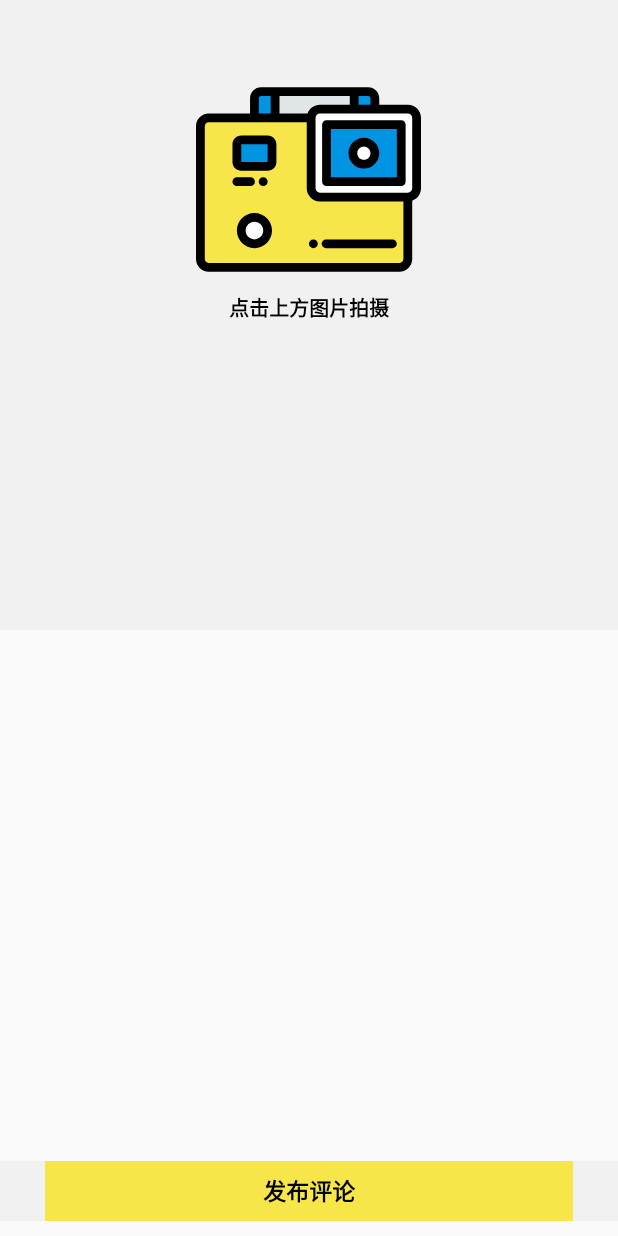
After one commit to WenSirWenSir/Yazhou, an Android app: the UserComment screen opened directly, with no data from a screen before it, on a phone screen of 412 x 824 dp. The commit adds this screen. Run offline under Robolectric (Android 15) with nearby library versions, the phone set to English and light mode, and no system bars; Roboto replaces fonts that are not available here.

Commit message:
update code in 2019-03-01

```diff
--- /dev/null
+++ b/app/src/main/java/com/zbyj/Yazhou/ConfigPageValue/CAMER.java
@@ -0,0 +1,5 @@
+package com.zbyj.Yazhou.ConfigPageValue;
+
+public class CAMER {
+    public static final int GET_ONSHOOT_DONE = 2;
+}
--- a/app/src/main/java/com/zbyj/Yazhou/MainAct.java
+++ b/app/src/main/java/com/zbyj/Yazhou/MainAct.java
@@ -28,6 +28,7 @@ import com.zbyj.Yazhou.ConfigPageValue.MAP;
 import com.zbyj.Yazhou.ConfigPageValue.USER_KEY_PAGE;
 import com.zbyj.Yazhou.ProgramAct.InputAddrAct;
 import com.zbyj.Yazhou.ProgramAct.UserAddHomeAddr;
+import com.zbyj.Yazhou.ProgramAct.UserComment;
 import com.zbyj.Yazhou.Utils.JsonEndata;
 import com.zbyj.Yazhou.Utils.NotificationUtils;
 
@@ -173,7 +174,17 @@ public class MainAct extends YazhouActivity implements ScrollViewListener {
              */
             ImageView check_homeaddr = view.findViewById(R.id.item_main_showuaddr_img);
             RelativeLayout btn_userexit = view.findViewById(R.id.item_main_showuaddr_userexit);
+            RelativeLayout btn_comment = view.findViewById(R.id.item_main_showuaddr_comment);
 
+            /**
+             * 用户查看早早点评
+             */
+            btn_comment.setOnClickListener(new View.OnClickListener() {
+                @Override
+                public void onClick(View v) {
+                    YaZhouStartActivity(UserComment.class,false);
+                }
+            });
             /**
              * 用户选择退出  就提示他是否真的要退出
              */
--- a/app/src/main/java/com/zbyj/Yazhou/ProgramAct/InputAddrAct.java
+++ b/app/src/main/java/com/zbyj/Yazhou/ProgramAct/InputAddrAct.java
@@ -103,7 +103,7 @@ public class InputAddrAct extends YazhouActivity {
                     LatLng latLng = new LatLng(bdLocation.getLatitude(), bdLocation.getLongitude());
                     MapStatusUpdate mapStatusUpdate = MapStatusUpdateFactory.newLatLng(latLng);
                     baiduMap.animateMapStatus(mapStatusUpdate);
-                    mapStatusUpdate = MapStatusUpdateFactory.zoomTo(19);
+                    mapStatusUpdate = MapStatusUpdateFactory.zoomTo(17);
                     baiduMap.animateMapStatus(mapStatusUpdate);
                     /**
                      * 定位成功 显示位置信息
--- /dev/null
+++ b/app/src/main/java/com/zbyj/Yazhou/ProgramAct/UserComment.java
@@ -0,0 +1,53 @@
+package com.zbyj.Yazhou.ProgramAct;
+
+import android.annotation.SuppressLint;
+import android.content.Context;
+import android.content.Intent;
+import android.os.Bundle;
+import android.provider.MediaStore;
+import android.view.View;
+import android.widget.ImageView;
+
+import com.zbyj.Yazhou.ConfigPageValue.CAMER;
+import com.zbyj.Yazhou.R;
+import com.zbyj.Yazhou.YazhouActivity;
+
+public class UserComment extends YazhouActivity {
+    private ImageView btn_camera;
+
+    @SuppressLint("ResourceType")
+    @Override
+    protected void onCreate(Bundle savedInstanceState) {
+        super.onCreate(savedInstanceState);
+        setStatusBar(this.getResources().getString(R.color.TextAndBodyColor));
+        setContentView(R.layout.activity_usercomment);
+        init();
+    }
+
+    private void init() {
+        btn_camera = findViewById(R.id.activity_usercomment_icoCamera);
+        Listener();
+    }
+
+    private void Listener() {
+
+        /**
+         * 调用拍摄图片
+         */
+        btn_camera.setOnClickListener(new View.OnClickListener() {
+            @Override
+            public void onClick(View v) {
+                OpenCamera();
+            }
+        });
+    }
+
+    /**
+     * 打开照相机
+     */
+    public void OpenCamera() {
+        Intent i = new Intent(MediaStore.ACTION_IMAGE_CAPTURE);//打开照相机关键
+        startActivityForResult(i, CAMER.GET_ONSHOOT_DONE);
+    }
+
+}
--- a/app/src/main/java/com/zbyj/Yazhou/tools.java
+++ b/app/src/main/java/com/zbyj/Yazhou/tools.java
@@ -17,6 +17,7 @@ import android.net.NetworkInfo;
 import android.net.Uri;
 import android.os.Build;
 import android.os.Environment;
+import android.provider.MediaStore;
 import android.support.v4.content.ContextCompat;
 import android.telephony.TelephonyManager;
 import android.text.TextUtils;
@@ -340,4 +341,7 @@ public class tools {
     }
 
 
+
+
+
 }
--- /dev/null
+++ b/app/src/main/res/drawable/ico_camera.xml
@@ -0,0 +1,21 @@
+<vector android:height="24dp" android:viewportHeight="512.003"
+    android:viewportWidth="512.003" android:width="24dp" xmlns:android="http://schemas.android.com/apk/res/android">
+    <path android:fillColor="#0094e3" android:pathData="M180.002,116.002V56.001H148c-8.249,0 -14.999,6.749 -14.999,15v45.001H180.002z"/>
+    <path android:fillColor="#E1E6E9" android:pathData="M180.002,56.001v60.001l82,-0.001c0,-11.001 9,-20 20,-20h78v-40H180.002z"/>
+    <path android:fillColor="#0094e3" android:pathData="M360.002,56.001v40h47v-25c0,-8.251 -6.75,-15 -14.999,-15H360.002z"/>
+    <path android:fillColor="#ffffff" android:pathData="M407.002,96.001h-47h-78c-11,0 -20,8.999 -20,20V276c0,11.002 9,20 20,20h200c11,0 20,-8.998 20,-20V116.001c0,-11.001 -9,-20 -20,-20H407.002L407.002,96.001zM297.002,131.001h170V261h-170V131.001z"/>
+    <path android:fillColor="#0094e3" android:pathData="M467.002,131.001h-170V261h170V131.001L467.002,131.001zM382.002,171.001c13.807,0 25,11.192 25,25S395.809,221 382.002,221c-13.808,0 -25,-11.191 -25,-24.999C357.002,182.193 368.194,171.001 382.002,171.001z"/>
+    <path android:fillColor="#ffffff" android:pathData="M382,196m-25,0a25,25 0,1 1,50 0a25,25 0,1 1,-50 0"/>
+    <path android:fillColor="#f6e64a" android:pathData="M262.002,276V116.002h-82h-47.001H28.889C18.5,116.002 10,124.5 10,134.89v302.223c0,10.39 8.5,18.889 18.889,18.889h434.225c10.389,0 18.889,-8.5 18.889,-18.889V296h-200C271.002,296 262.002,287.002 262.002,276L262.002,276zM133.001,342.255c16.568,0 30,13.431 30,30c0,16.568 -13.432,29.999 -30,29.999s-30,-13.431 -30,-29.999C103.001,355.686 116.433,342.255 133.001,342.255L133.001,342.255zM173.001,176v40.001c0,5.5 -4.5,9.999 -10,9.999H103c-5.499,0 -9.999,-4.499 -9.999,-9.999V176c0,-5.5 4.5,-10 9.999,-10h60.001C168.501,166 173.001,170.5 173.001,176z"/>
+    <path android:fillColor="#0094e3" android:pathData="M173.001,216.001V176c0,-5.5 -4.5,-10 -10,-10H103c-5.499,0 -9.999,4.5 -9.999,10v40.001c0,5.5 4.5,9.999 9.999,9.999h60.001C168.501,226 173.001,221.501 173.001,216.001z"/>
+    <path android:fillColor="#ffffff" android:pathData="M133,372.25m-30,0a30,30 0,1 1,60 0a30,30 0,1 1,-60 0"/>
+    <path android:fillColor="#000000" android:pathData="M482.002,86.001h-65v-15c0,-13.785 -11.215,-25 -24.999,-25H148c-13.784,0 -24.999,11.215 -24.999,25v35.001H28.889C12.959,106.002 0,118.961 0,134.89v302.223c0,15.929 12.959,28.889 28.889,28.889h434.225c15.93,0 28.889,-12.959 28.889,-28.889V304.28c11.639,-4.128 20,-15.244 20,-28.28V116.001C512.002,99.459 498.544,86.001 482.002,86.001zM397.002,71.001v15h-27v-20h22.001C394.713,66.001 397.002,68.291 397.002,71.001zM282.002,86.001c-13.037,0 -24.152,8.361 -28.28,20.001h-63.72V66.001h160v20H282.002zM143.001,71.001c0,-2.71 2.289,-5 4.999,-5h22.002v40.001h-27.001V71.001zM463.113,446.001H28.889c-4.901,0 -8.889,-3.987 -8.889,-8.889V134.89c0,-4.901 3.987,-8.888 8.889,-8.888h223.113V276c0,16.542 13.458,30 30,30h190v131.112C472.002,442.014 468.015,446.001 463.113,446.001zM492.002,276c0,5.514 -4.486,10 -10,10h-200c-5.514,0 -10,-4.486 -10,-10V116.001c0,-5.514 4.486,-10 10,-10h200c5.514,0 10,4.486 10,10V276z"/>
+    <path android:fillColor="#000000" android:pathData="M467.002,121.001h-170c-5.523,0 -10,4.477 -10,10V261c0,5.523 4.477,10 10,10h170c5.522,0 10,-4.477 10,-10V131.001C477.002,125.478 472.525,121.001 467.002,121.001zM457.002,251h-150V141.001h150V251z"/>
+    <path android:fillColor="#000000" android:pathData="M382.002,231c19.299,0 35,-15.701 35,-34.999c0,-19.299 -15.701,-35 -35,-35s-35,15.701 -35,35C347.002,215.299 362.703,231 382.002,231zM382.002,181.001c8.271,0 15,6.729 15,15c0,8.27 -6.729,14.999 -15,14.999c-8.272,0 -15,-6.729 -15,-14.999C367.002,187.73 373.73,181.001 382.002,181.001z"/>
+    <path android:fillColor="#000000" android:pathData="M163.001,156H103c-11.027,0 -19.999,8.972 -19.999,20v40.001C83.001,227.028 91.973,236 103,236h60.001c11.028,0 20,-8.972 20,-19.999V176C183.001,164.972 174.029,156 163.001,156zM103.001,216.001L103,176h60.001l0.002,40L103.001,216.001z"/>
+    <path android:fillColor="#000000" android:pathData="M133.001,332.255c-22.056,0 -40,17.944 -40,40s17.944,39.999 40,39.999s40,-17.943 40,-39.999S155.057,332.255 133.001,332.255zM133.001,392.254c-11.028,0 -20,-8.972 -20,-19.999c0,-11.028 8.972,-20 20,-20s20,8.972 20,20C153.001,383.282 144.029,392.254 133.001,392.254z"/>
+    <path android:fillColor="#000000" android:pathData="M447.002,392.254H295.963c-5.522,0 -10,4.477 -10,10s4.478,10 10,10h151.039c5.522,0 10,-4.477 10,-10S452.525,392.254 447.002,392.254z"/>
+    <path android:fillColor="#000000" android:pathData="M267.233,392.254h-0.27c-5.522,0 -10,4.477 -10,10s4.478,10 10,10h0.27c5.522,0 10,-4.477 10,-10S272.755,392.254 267.233,392.254z"/>
+    <path android:fillColor="#000000" android:pathData="M153.035,271c5.522,0 10,-4.477 10,-10c0,-5.523 -4.478,-10 -10,-10h-0.27c-5.523,0 -10,4.477 -10,10c0,5.523 4.477,10 10,10H153.035z"/>
+    <path android:fillColor="#000000" android:pathData="M124.035,271c5.522,0 10,-4.477 10,-10c0,-5.523 -4.478,-10 -10,-10H93.001c-5.522,0 -10,4.477 -10,10c0,5.523 4.478,10 10,10H124.035z"/>
+</vector>
--- /dev/null
+++ b/app/src/main/res/layout/activity_usercomment.xml
@@ -0,0 +1,103 @@
+<?xml version="1.0" encoding="utf-8"?>
+<RelativeLayout xmlns:android="http://schemas.android.com/apk/res/android"
+    android:layout_width="match_parent"
+    android:layout_height="match_parent"
+    android:fitsSystemWindows="true">
+
+    <RelativeLayout
+        android:id="@+id/activity_usercomment_title"
+        android:layout_width="match_parent"
+        android:layout_height="35dp"
+        android:background="@color/TextAndBodyColor">
+
+        <TextView
+            android:layout_width="match_parent"
+            android:layout_height="match_parent"
+            android:layout_centerInParent="true"
+            android:gravity="center"
+            android:text="撰写您的评论"
+            android:textColor="#000000"
+            android:textSize="15sp"
+            android:textStyle="bold" />
+
+        <ImageView
+            android:id="@+id/activity_useraddhome_addr_btnback"
+            android:layout_width="30dp"
+            android:layout_height="30dp"
+            android:layout_centerVertical="true"
+            android:layout_marginLeft="10dp"
+            android:src="@drawable/ico_back" />
+    </RelativeLayout>
+
+
+    <ScrollView
+        android:layout_width="match_parent"
+        android:layout_height="match_parent">
+
+
+        <RelativeLayout
+            android:layout_width="match_parent"
+            android:layout_height="match_parent"
+            android:background="#f1f1f1"
+            android:orientation="vertical">
+
+            <!--拍摄的标志图片-->
+            <RelativeLayout
+                android:id="@+id/activity_usercomment_opencameraBody"
+                android:layout_width="match_parent"
+                android:layout_height="200dp"
+                android:layout_marginTop="20dp">
+
+                <ImageView
+                    android:id="@+id/activity_usercomment_icoCamera"
+                    android:layout_width="150dp"
+                    android:layout_height="150dp"
+                    android:layout_centerInParent="true"
+                    android:src="@drawable/ico_camera" />
+
+                <TextView
+                    android:layout_width="match_parent"
+                    android:layout_height="wrap_content"
+                    android:layout_below="@id/activity_usercomment_icoCamera"
+                    android:gravity="center"
+                    android:text="点击上方图片拍摄"
+                    android:textColor="#000000"
+                    android:textSize="13dp"
+                    android:textStyle="bold" />
+
+            </RelativeLayout>
+
+            <RelativeLayout
+                android:layout_width="match_parent"
+                android:layout_height="200dp"
+                android:layout_below="@id/activity_usercomment_opencameraBody"
+                android:background="#f1f1f1">
+
+
+            </RelativeLayout>
+        </RelativeLayout>
+    </ScrollView>
+    <!--保存评论-->
+    <LinearLayout
+        android:layout_width="match_parent"
+        android:layout_height="40dp"
+        android:layout_alignParentBottom="true"
+        android:layout_marginBottom="10dp"
+        android:background="#f1f1f1"
+        android:paddingLeft="30dp"
+        android:paddingRight="30dp">
+
+        <TextView
+            android:layout_width="match_parent"
+            android:layout_height="match_parent"
+            android:background="@color/TextAndBodyColor"
+            android:gravity="center"
+            android:text="发布评论"
+            android:textColor="#000000"
+            android:textSize="15dp"
+            android:textStyle="bold" />
+
+
+    </LinearLayout>
+
+</RelativeLayout>
--- a/app/src/main/res/layout/item_main_showuaddr.xml
+++ b/app/src/main/res/layout/item_main_showuaddr.xml
@@ -97,6 +97,7 @@
         <RelativeLayout
             android:layout_width="0dp"
             android:layout_height="match_parent"
+            android:id="@+id/item_main_showuaddr_comment"
             android:layout_weight="1">
 
             <ImageView
```
Also changed, not shown: app/src/main/AndroidManifest.xml (+8 -3 lines).
